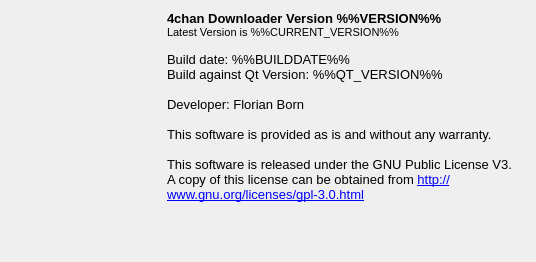
Qt form uiinfo.ui (chrisdevchroma/fourchan-dl) before a commit.
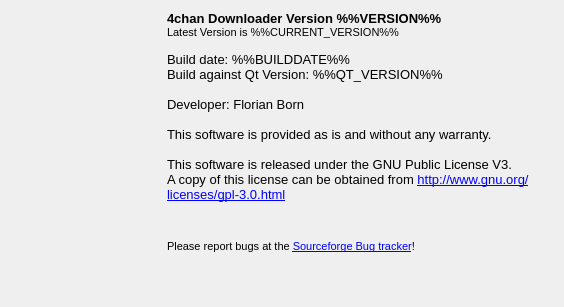
The same form after that commit. Icons and pictures are not drawn.

Diff of the .ui file:
```diff
--- a/uiinfo.ui
+++ b/uiinfo.ui
@@ -6,8 +6,8 @@
    <rect>
     <x>0</x>
     <y>0</y>
-    <width>535</width>
-    <height>262</height>
+    <width>564</width>
+    <height>307</height>
    </rect>
   </property>
   <property name="windowTitle">
@@ -62,7 +62,11 @@
 &lt;p style=&quot;-qt-paragraph-type:empty; margin-top:0px; margin-bottom:0px; margin-left:0px; margin-right:0px; -qt-block-indent:0; text-indent:0px; font-size:10pt;&quot;&gt;&lt;/p&gt;
 &lt;p style=&quot; margin-top:0px; margin-bottom:0px; margin-left:0px; margin-right:0px; -qt-block-indent:0; text-indent:0px;&quot;&gt;&lt;span style=&quot; font-size:10pt;&quot;&gt;This software is released under the GNU Public License V3.&lt;/span&gt;&lt;/p&gt;
 &lt;p style=&quot; margin-top:0px; margin-bottom:0px; margin-left:0px; margin-right:0px; -qt-block-indent:0; text-indent:0px;&quot;&gt;&lt;span style=&quot; font-size:10pt;&quot;&gt;A copy of this license can be obtained from &lt;/span&gt;&lt;a href=&quot;http://www.gnu.org/licenses/gpl-3.0.html&quot;&gt;&lt;span style=&quot; font-size:10pt; text-decoration: underline; color:#0000ff;&quot;&gt;http://www.gnu.org/licenses/gpl-3.0.html&lt;/span&gt;&lt;/a&gt;&lt;/p&gt;
-&lt;p style=&quot;-qt-paragraph-type:empty; margin-top:0px; margin-bottom:0px; margin-left:0px; margin-right:0px; -qt-block-indent:0; text-indent:0px; font-size:10pt;&quot;&gt;&lt;/p&gt;&lt;/body&gt;&lt;/html&gt;</string>
+&lt;p style=&quot; margin-top:0px; margin-bottom:0px; margin-left:0px; margin-right:0px; -qt-block-indent:0; text-indent:0px;&quot;&gt;&lt;span style=&quot; font-size:8pt;&quot;&gt;&lt;br /&gt;&lt;/span&gt;&lt;/p&gt;
+&lt;p style=&quot; margin-top:12px; margin-bottom:12px; margin-left:0px; margin-right:0px; -qt-block-indent:0; text-indent:0px;&quot;&gt;&lt;span style=&quot; font-size:8pt;&quot;&gt;Please report bugs at the &lt;/span&gt;&lt;a href=&quot;https://sourceforge.net/tracker/?group_id=408078&quot;&gt;&lt;span style=&quot; font-size:8pt; text-decoration: underline; color:#0000ff;&quot;&gt;Sourceforge Bug tracker&lt;/span&gt;&lt;/a&gt;&lt;span style=&quot; font-size:8pt;&quot;&gt;!&lt;/span&gt;&lt;/p&gt;&lt;/body&gt;&lt;/html&gt;</string>
+     </property>
+     <property name="textFormat">
+      <enum>Qt::RichText</enum>
      </property>
      <property name="alignment">
       <set>Qt::AlignLeading|Qt::AlignLeft|Qt::AlignTop</set>
```
Left out of the diff: 3 changed lines with no effect on the pictures.
